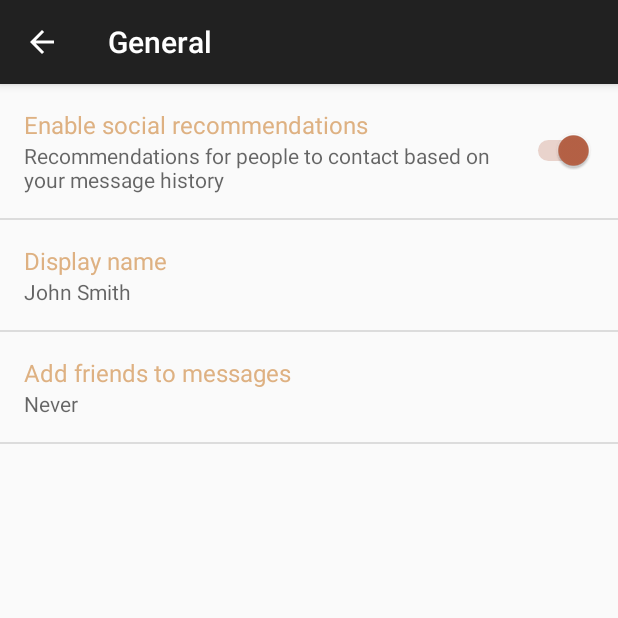
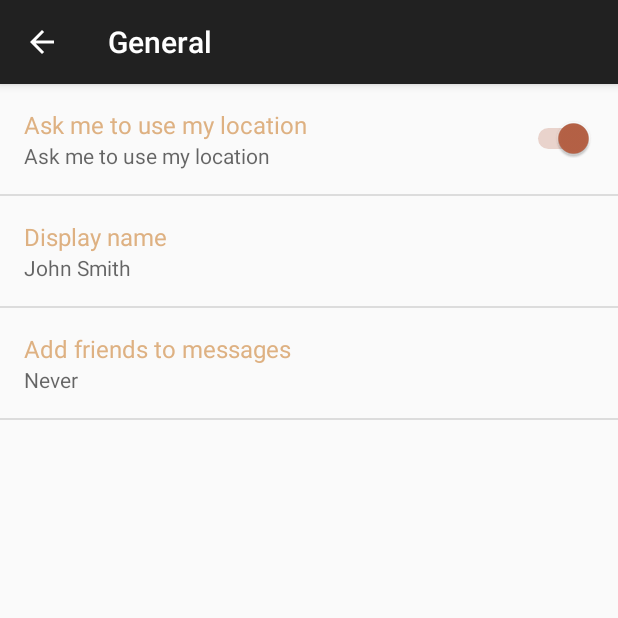
Before and after one commit to CUNYTech/ParkingFinder, an Android app: the SettingsActivity screen opened directly, with no data from a screen before it, after a tap on "General", on a phone screen of 412 x 824 dp, the top half of it. Run offline under Robolectric (Android 15) with nearby library versions, the phone set to English and light mode, and no system bars.

Commit message:
I added a pop-up message asking the user to enable location services if GPS is off.  also added some functionality to the setting menu: now you can disable notification and disable the message requestion to turn on GPS  I also changed the notification icon to Icon3 and fixed the back button problem

```diff
--- a/Client/app/src/main/res/values/strings.xml
+++ b/Client/app/src/main/res/values/strings.xml
@@ -26,9 +26,10 @@
     <!-- Strings related to Settings -->
 
     <!-- Example General settings -->
+    <!-- Example General settings -->
     <string name="pref_header_general">General</string>
 
-    <string name="pref_title_social_recommendations">Enable social recommendations</string>
+    <string name="pref_title_Enable_GPS">Ask me to use my location</string>
     <string name="pref_description_social_recommendations">Recommendations for people to contact
         based on your message history
     </string>
--- a/Client/app/src/main/res/xml/pref_general.xml
+++ b/Client/app/src/main/res/xml/pref_general.xml
@@ -3,8 +3,8 @@
     <SwitchPreference
         android:defaultValue="true"
         android:key="example_switch"
-        android:summary="@string/pref_description_social_recommendations"
-        android:title="@string/pref_title_social_recommendations" />
+        android:summary="@string/pref_title_Enable_GPS"
+        android:title="@string/pref_title_Enable_GPS" />
 
     <!-- NOTE: EditTextPreference accepts EditText attributes. -->
     <!-- NOTE: EditTextPreference's summary should be set to its value by the activity code. -->
```
Also changed, not shown: Client/app/src/main/AndroidManifest.xml (+6 -1 lines), Client/app/src/main/java/cunycodes/parkmatch/AlarmService.java (+10 -2 lines), Client/app/src/main/java/cunycodes/parkmatch/MapsActivity.java (+35 -1 lines), Client/app/src/main/java/cunycodes/parkmatch/SettingsActivity.java (+11 -0 lines), Client/app/src/main/res/drawable/icon4.png (added).
